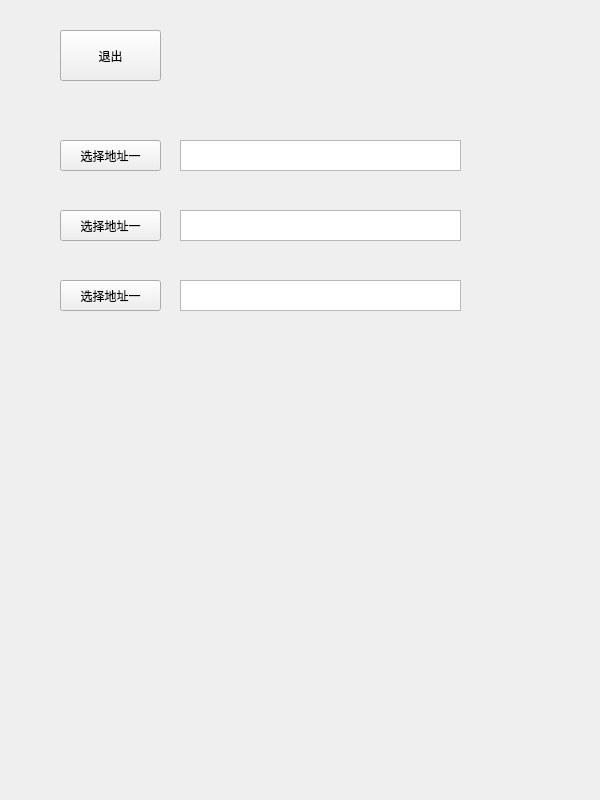
Above: consumer/address.ui from chichuxwx/Food-delivery-platform before the change. Below: the same form after it.
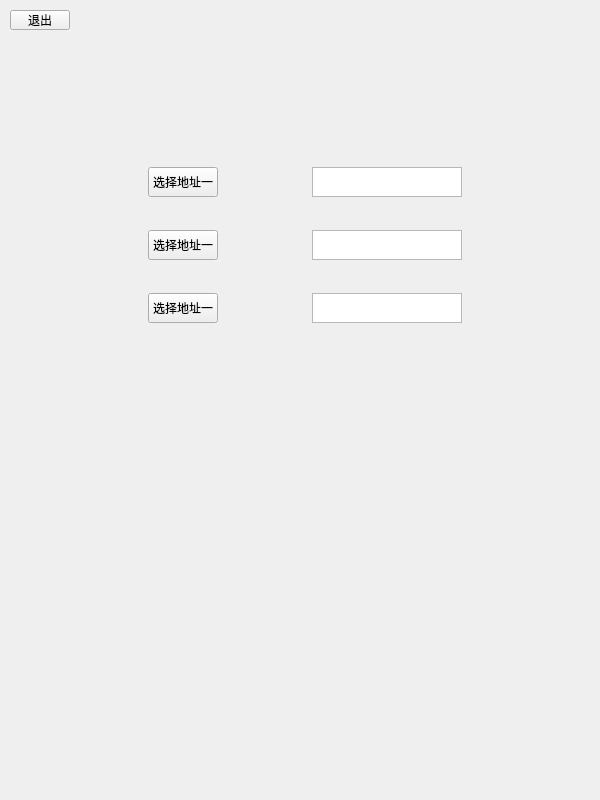
That is the form after the change.

Diff of the .ui file:
```diff
--- a/consumer/address.ui
+++ b/consumer/address.ui
@@ -22,84 +22,186 @@
   <widget class="QPushButton" name="pushButton">
    <property name="geometry">
     <rect>
-     <x>60</x>
-     <y>30</y>
-     <width>101</width>
-     <height>51</height>
+     <x>10</x>
+     <y>10</y>
+     <width>60</width>
+     <height>20</height>
     </rect>
    </property>
+   <property name="sizePolicy">
+    <sizepolicy hsizetype="Fixed" vsizetype="Fixed">
+     <horstretch>0</horstretch>
+     <verstretch>0</verstretch>
+    </sizepolicy>
+   </property>
+   <property name="minimumSize">
+    <size>
+     <width>60</width>
+     <height>20</height>
+    </size>
+   </property>
+   <property name="maximumSize">
+    <size>
+     <width>60</width>
+     <height>20</height>
+    </size>
+   </property>
    <property name="text">
     <string>退出</string>
    </property>
   </widget>
-  <widget class="QPushButton" name="pushButton_2">
+  <widget class="QWidget" name="">
    <property name="geometry">
     <rect>
      <x>60</x>
      <y>140</y>
-     <width>101</width>
-     <height>31</height>
+     <width>491</width>
+     <height>211</height>
     </rect>
    </property>
-   <property name="text">
-    <string>选择地址一</string>
-   </property>
-  </widget>
-  <widget class="QTextBrowser" name="textBrowser">
-   <property name="geometry">
-    <rect>
-     <x>180</x>
-     <y>140</y>
-     <width>281</width>
-     <height>31</height>
-    </rect>
-   </property>
-  </widget>
-  <widget class="QTextBrowser" name="textBrowser_2">
-   <property name="geometry">
-    <rect>
-     <x>180</x>
-     <y>210</y>
-     <width>281</width>
-     <height>31</height>
-    </rect>
-   </property>
-  </widget>
-  <widget class="QPushButton" name="pushButton_3">
-   <property name="geometry">
-    <rect>
-     <x>60</x>
-     <y>210</y>
-     <width>101</width>
-     <height>31</height>
-    </rect>
-   </property>
-   <property name="text">
-    <string>选择地址一</string>
-   </property>
-  </widget>
-  <widget class="QTextBrowser" name="textBrowser_3">
-   <property name="geometry">
-    <rect>
-     <x>180</x>
-     <y>280</y>
-     <width>281</width>
-     <height>31</height>
-    </rect>
-   </property>
-  </widget>
-  <widget class="QPushButton" name="pushButton_4">
-   <property name="geometry">
-    <rect>
-     <x>60</x>
-     <y>280</y>
-     <width>101</width>
-     <height>31</height>
-    </rect>
-   </property>
-   <property name="text">
-    <string>选择地址一</string>
-   </property>
+   <layout class="QGridLayout" name="gridLayout">
+    <item row="0" column="0">
+     <widget class="QPushButton" name="pushButton_2">
+      <property name="sizePolicy">
+       <sizepolicy hsizetype="Fixed" vsizetype="Fixed">
+        <horstretch>0</horstretch>
+        <verstretch>0</verstretch>
+       </sizepolicy>
+      </property>
+      <property name="minimumSize">
+       <size>
+        <width>70</width>
+        <height>30</height>
+       </size>
+      </property>
+      <property name="maximumSize">
+       <size>
+        <width>70</width>
+        <height>30</height>
+       </size>
+      </property>
+      <property name="text">
+       <string>选择地址一</string>
+      </property>
+     </widget>
+    </item>
+    <item row="0" column="1">
+     <widget class="QTextBrowser" name="textBrowser">
+      <property name="sizePolicy">
+       <sizepolicy hsizetype="Fixed" vsizetype="Fixed">
+        <horstretch>0</horstretch>
+        <verstretch>0</verstretch>
+       </sizepolicy>
+      </property>
+      <property name="minimumSize">
+       <size>
+        <width>150</width>
+        <height>30</height>
+       </size>
+      </property>
+      <property name="maximumSize">
+       <size>
+        <width>150</width>
+        <height>30</height>
+       </size>
+      </property>
+     </widget>
+    </item>
+    <item row="1" column="0">
+     <widget class="QPushButton" name="pushButton_3">
+      <property name="sizePolicy">
+       <sizepolicy hsizetype="Fixed" vsizetype="Fixed">
+        <horstretch>0</horstretch>
+        <verstretch>0</verstretch>
+       </sizepolicy>
+      </property>
+      <property name="minimumSize">
+       <size>
+        <width>70</width>
+        <height>30</height>
+       </size>
+      </property>
+      <property name="maximumSize">
+       <size>
+        <width>70</width>
+        <height>30</height>
+       </size>
+      </property>
+      <property name="text">
+       <string>选择地址一</string>
+      </property>
+     </widget>
+    </item>
+    <item row="1" column="1">
+     <widget class="QTextBrowser" name="textBrowser_2">
+      <property name="sizePolicy">
+       <sizepolicy hsizetype="Fixed" vsizetype="Fixed">
+        <horstretch>0</horstretch>
+        <verstretch>0</verstretch>
+       </sizepolicy>
+      </property>
+      <property name="minimumSize">
+       <size>
+        <width>150</width>
+        <height>30</height>
+       </size>
+      </property>
+      <property name="maximumSize">
+       <size>
+        <width>150</width>
+        <height>30</height>
+       </size>
+      </property>
+     </widget>
+    </item>
+    <item row="2" column="0">
+     <widget class="QPushButton" name="pushButton_4">
+      <property name="sizePolicy">
+       <sizepolicy hsizetype="Fixed" vsizetype="Fixed">
+        <horstretch>0</horstretch>
+        <verstretch>0</verstretch>
+       </sizepolicy>
+      </property>
+      <property name="minimumSize">
+       <size>
+        <width>70</width>
+        <height>30</height>
+       </size>
+      </property>
+      <property name="maximumSize">
+       <size>
+        <width>70</width>
+        <height>30</height>
+       </size>
+      </property>
+      <property name="text">
+       <string>选择地址一</string>
+      </property>
+     </widget>
+    </item>
+    <item row="2" column="1">
+     <widget class="QTextBrowser" name="textBrowser_3">
+      <property name="sizePolicy">
+       <sizepolicy hsizetype="Fixed" vsizetype="Fixed">
+        <horstretch>0</horstretch>
+        <verstretch>0</verstretch>
+       </sizepolicy>
+      </property>
+      <property name="minimumSize">
+       <size>
+        <width>150</width>
+        <height>30</height>
+       </size>
+      </property>
+      <property name="maximumSize">
+       <size>
+        <width>150</width>
+        <height>30</height>
+       </size>
+      </property>
+     </widget>
+    </item>
+   </layout>
   </widget>
  </widget>
  <resources/>
```
